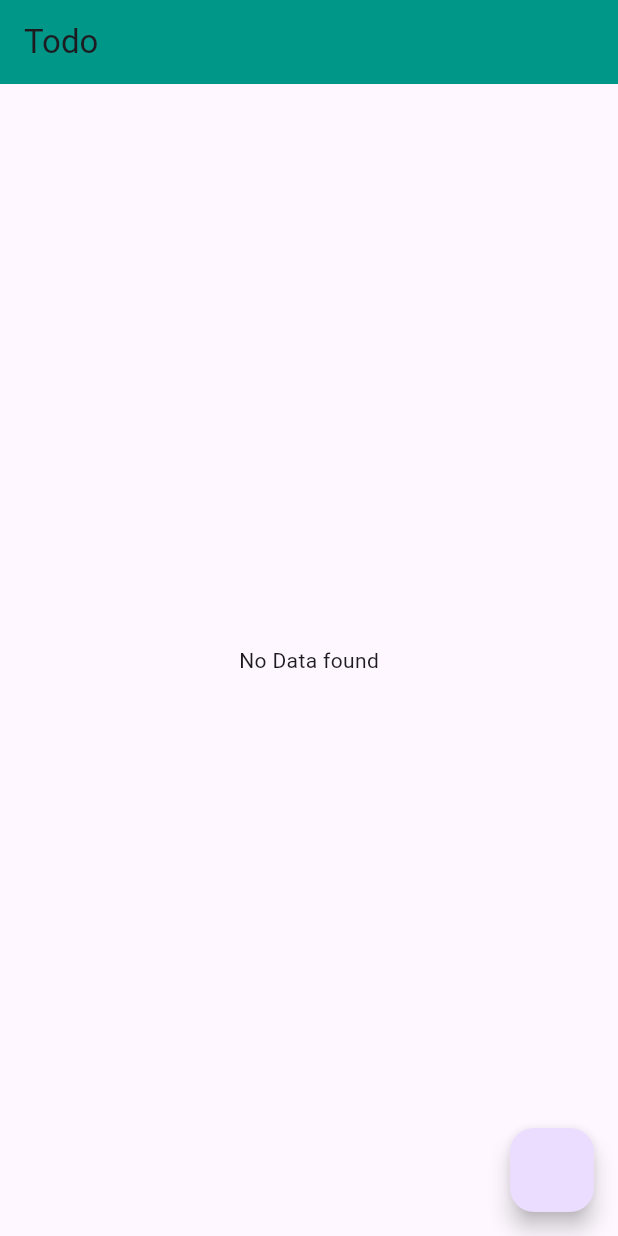
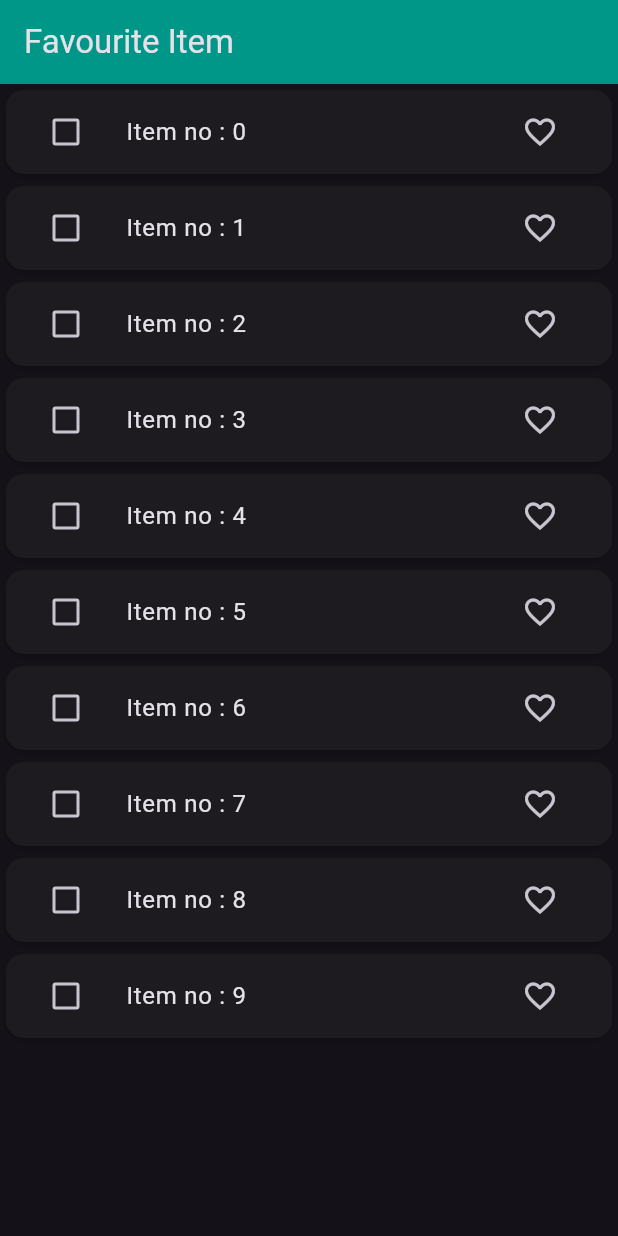
Before and after one commit to Rakibuzzamanakash/bloc_practice, a Flutter app: the screen it shows after launch, on a phone screen of 412 x 824 dp. Run offline on Flutter 3.47's test engine with Material 3 defaults, Android fonts, the phone set to English and light mode, and no system bars; our stand-ins replace bloc, equatable, flutter_bloc.

Commit message:
favourite list with bloc complete

```diff
--- /dev/null
+++ b/lib/bloc/favourite/favourite_bloc.dart
@@ -0,0 +1,67 @@
+import 'package:bloc/bloc.dart';
+import 'package:flutter_bloc_practice/bloc/favourite/favourite_events.dart';
+import 'package:flutter_bloc_practice/bloc/favourite/favourite_states.dart';
+
+import '../../model/favourite_item_model.dart';
+import '../../repository/favourite_repository.dart';
+
+class FavouriteBloc extends Bloc<FavouriteEvents,FavouriteItemState>{
+
+  List<FavouriteItemModel> favouriteList = [];
+  List<FavouriteItemModel> tempFavouriteList = [];
+
+  FavouriteRepository favouriteRepository;
+  FavouriteBloc(this.favouriteRepository) : super(const FavouriteItemState()){
+    on<FetchFavouriteList>(fetchList);
+    on<FavouriteItem>(_addFavouriteItem);
+    on<SelectItem>(_selectItem);
+    on<UnSelectItem>(_unSelectItem);
+    on<DeleteItem>(_deleteItem);
+
+  }
+
+  void fetchList(FetchFavouriteList event,Emitter<FavouriteItemState> emit) async{
+    favouriteList = await favouriteRepository.fetchItem();
+    emit(state.copyWith(favouriteItemList: List.from(favouriteList),listStatus: ListStatus.success));
+  }
+
+  void _addFavouriteItem(FavouriteItem event,Emitter<FavouriteItemState> emit) async{
+
+    final index = favouriteList.indexWhere((element) => element.id == event.item.id);
+
+    if(event.item.isFavourite){
+      if(tempFavouriteList.contains(favouriteList[index])){
+        tempFavouriteList.remove(favouriteList[index]);
+        tempFavouriteList.add(event.item);
+      }
+    }else{
+      if(tempFavouriteList.contains(favouriteList[index])){
+        tempFavouriteList.remove(favouriteList[index]);
+        tempFavouriteList.add(event.item);
+      }
+    }
+
+    favouriteList[index] = event.item;
+    emit(state.copyWith(favouriteItemList: List.from(favouriteList),tempFavouriteList: List.from(tempFavouriteList)));
+  }
+
+  void _selectItem(SelectItem event,Emitter<FavouriteItemState> emit) async{
+    tempFavouriteList.add(event.item);
+    emit(state.copyWith(tempFavouriteList: List.from(tempFavouriteList)));
+  }
+  void _unSelectItem(UnSelectItem event,Emitter<FavouriteItemState> emit) async{
+    tempFavouriteList.remove(event.item);
+    emit(state.copyWith(tempFavouriteList: List.from(tempFavouriteList)));
+  }
+  void _deleteItem(DeleteItem event,Emitter<FavouriteItemState> emit) async{
+    for(int i =0; i<tempFavouriteList.length;i++){
+      favouriteList.remove(tempFavouriteList[i]);
+    }
+    tempFavouriteList.clear();
+    emit(state.copyWith(
+      favouriteItemList: List.from(favouriteList),
+      tempFavouriteList: List.from(tempFavouriteList),
+    ));
+  }
+
+}
--- /dev/null
+++ b/lib/bloc/favourite/favourite_events.dart
@@ -0,0 +1,28 @@
+import 'package:equatable/equatable.dart';
+import 'package:flutter_bloc_practice/model/favourite_item_model.dart';
+
+abstract class FavouriteEvents extends Equatable{
+
+  const FavouriteEvents();
+
+  @override
+  List<Object?> get props => [];
+}
+
+class FetchFavouriteList extends FavouriteEvents{}
+
+class FavouriteItem extends FavouriteEvents{
+  final FavouriteItemModel item;
+  const FavouriteItem({required this.item});
+}
+
+class SelectItem extends FavouriteEvents{
+  final FavouriteItemModel item;
+  const SelectItem({required this.item});
+}
+
+class UnSelectItem extends FavouriteEvents{
+  final FavouriteItemModel item;
+  const UnSelectItem({required this.item});
+}
+class DeleteItem extends FavouriteEvents{}
--- /dev/null
+++ b/lib/bloc/favourite/favourite_states.dart
@@ -0,0 +1,30 @@
+import 'package:equatable/equatable.dart';
+
+import '../../model/favourite_item_model.dart';
+
+enum ListStatus { loading, success, failure }
+
+class FavouriteItemState extends Equatable {
+  final List<FavouriteItemModel> favouriteItemList;
+  final List<FavouriteItemModel> tempFavouriteList;
+
+  final ListStatus listStatus;
+
+  const FavouriteItemState(
+      {this.favouriteItemList = const [],
+      this.tempFavouriteList = const [],
+      this.listStatus = ListStatus.loading});
+
+  FavouriteItemState copyWith(
+      {List<FavouriteItemModel>? favouriteItemList,
+      List<FavouriteItemModel>? tempFavouriteList,
+      ListStatus? listStatus}) {
+    return FavouriteItemState(
+        favouriteItemList: favouriteItemList ?? this.favouriteItemList,
+        tempFavouriteList: tempFavouriteList ?? this.tempFavouriteList,
+        listStatus: listStatus ?? this.listStatus);
+  }
+
+  @override
+  List<Object?> get props => [favouriteItemList, tempFavouriteList, listStatus];
+}
--- a/lib/main.dart
+++ b/lib/main.dart
@@ -4,11 +4,15 @@ import 'package:flutter_bloc_practice/bloc/counter/counter_bloc.dart';
 import 'package:flutter_bloc_practice/bloc/image_picker/image_picker_bloc.dart';
 import 'package:flutter_bloc_practice/bloc/switch/switch_bloc.dart';
 import 'package:flutter_bloc_practice/bloc/todo/todo_bloc.dart';
+import 'package:flutter_bloc_practice/repository/favourite_repository.dart';
 import 'package:flutter_bloc_practice/ui/counter/counter_screen.dart';
+import 'package:flutter_bloc_practice/ui/favourit_app/favourit_screen.dart';
 import 'package:flutter_bloc_practice/ui/image_picker/image_picker_screen.dart';
 import 'package:flutter_bloc_practice/ui/switch_example/switch_example.dart';
 import 'package:flutter_bloc_practice/utils/image_picker_utils.dart';
 import 'package:flutter_bloc_practice/ui/todo/todo_screen.dart';
+
+import 'bloc/favourite/favourite_bloc.dart';
 
 
 void main() {
@@ -26,20 +30,22 @@ class MyApp extends StatelessWidget {
         BlocProvider(create: (context) => CounterBloc(),),
        // BlocProvider(create: (context) => ImagePickerBloc(ImagePickerUtils()),),
         BlocProvider(create: (context) => TodoBloc(),),
+        BlocProvider(create: (context) => FavouriteBloc(FavouriteRepository()),),
 
 
       ],
       child: MaterialApp(
         title: 'flutter_bloc_practice_practice',
         debugShowCheckedModeBanner: false,
+        themeMode: ThemeMode.dark,
         theme: ThemeData(
-          colorScheme: ColorScheme.fromSeed(seedColor: Colors.deepPurple),
+          brightness: Brightness.dark,
           useMaterial3: true,
           appBarTheme: const AppBarTheme(
             backgroundColor: Colors.teal
           )
         ),
-        home: const TodoScreen(),
+        home: const FavouriteScreen(),
       ),
     );
   }
--- /dev/null
+++ b/lib/model/favourite_item_model.dart
@@ -0,0 +1,29 @@
+import 'package:equatable/equatable.dart';
+
+class FavouriteItemModel extends Equatable{
+
+  const FavouriteItemModel({
+    required this.id,
+    required this.value,
+    this.isDeleting = false,
+    this.isFavourite = false,
+  });
+
+  final String id;
+  final String value;
+  final bool isDeleting;
+  final bool isFavourite;
+
+  FavouriteItemModel copyWith({String? id,String? value,bool? isDeleting,bool? isFavourite}){
+    return FavouriteItemModel(
+    id: id ?? this.id,
+    value: value ?? this.value,
+    isDeleting: isDeleting ?? this.isDeleting,
+    isFavourite: isFavourite ?? this.isFavourite
+);
+}
+
+  @override
+  List<Object?> get props => [id,value,isDeleting,isFavourite];
+
+}
--- /dev/null
+++ b/lib/repository/favourite_repository.dart
@@ -0,0 +1,15 @@
+import 'package:flutter_bloc_practice/model/favourite_item_model.dart';
+
+class FavouriteRepository{
+
+  Future<List<FavouriteItemModel>> fetchItem() async{
+    await Future.delayed(const Duration(seconds: 3));
+
+    return List.of(_generateList(10));
+  }
+
+  List<FavouriteItemModel> _generateList(int length){
+    return List.generate(length, (index) => FavouriteItemModel(id: index.toString(), value: "Item no : $index"));
+  }
+
+}
--- /dev/null
+++ b/lib/ui/favourit_app/favourit_screen.dart
@@ -0,0 +1,99 @@
+import 'package:flutter/material.dart';
+import 'package:flutter_bloc/flutter_bloc.dart';
+import 'package:flutter_bloc_practice/bloc/favourite/favourite_bloc.dart';
+import 'package:flutter_bloc_practice/bloc/favourite/favourite_events.dart';
+import 'package:flutter_bloc_practice/bloc/favourite/favourite_states.dart';
+import 'package:flutter_bloc_practice/model/favourite_item_model.dart';
+
+class FavouriteScreen extends StatefulWidget {
+  const FavouriteScreen({super.key});
+
+  @override
+  State<FavouriteScreen> createState() => _FavouriteScreenState();
+}
+
+class _FavouriteScreenState extends State<FavouriteScreen> {
+  @override
+  void initState() {
+    super.initState();
+    context.read<FavouriteBloc>().add(FetchFavouriteList());
+  }
+
+  @override
+  Widget build(BuildContext context) {
+    return Scaffold(
+      appBar: AppBar(
+        title: Text("Favourite Item"),
+        actions: [
+          BlocBuilder<FavouriteBloc, FavouriteItemState>(
+            builder: (context, state) {
+              return Visibility(
+                visible: state.tempFavouriteList.isNotEmpty?true:false,
+                child: IconButton(
+                    onPressed: () {
+                      context.read<FavouriteBloc>().add(DeleteItem());
+                    },
+                    icon: Icon(
+                      Icons.delete,
+                      color: Colors.red,
+                    )),
+              );
+            },
+          )
+        ],
+      ),
+      body: BlocBuilder<FavouriteBloc, FavouriteItemState>(
+          builder: (context, state) {
+        switch (state.listStatus) {
+          case ListStatus.loading:
+            return Center(
+              child: CircularProgressIndicator(),
+            );
+          case ListStatus.failure:
+            return Center(child: Text("Something went wrong"));
+          case ListStatus.success:
+            return ListView.builder(
+                itemCount: state.favouriteItemList.length,
+                itemBuilder: (context, index) {
+                  final item = state.favouriteItemList[index];
+                  return Card(
+                    child: ListTile(
+                      leading: Checkbox(
+                          value: state.tempFavouriteList.contains(item)
+                              ? true
+                              : false,
+                          onChanged: (value) {
+                            if (value!) {
+                              context
+                                  .read<FavouriteBloc>()
+                                  .add(SelectItem(item: item));
+                            } else {
+                              context
+                                  .read<FavouriteBloc>()
+                                  .add(UnSelectItem(item: item));
+                            }
+                          }),
+                      title: Text(item.value.toString()),
+                      trailing: IconButton(
+                          onPressed: () {
+                            FavouriteItemModel favouriteItemModel =
+                                FavouriteItemModel(
+                                    id: item.id,
+                                    value: item.value,
+                                    isFavourite:
+                                        item.isFavourite ? false : true);
+                            context
+                                .read<FavouriteBloc>()
+                                .add(FavouriteItem(item: favouriteItemModel));
+                          },
+                          icon: Icon(item.isFavourite
+                              ? Icons.favorite
+                              : Icons.favorite_border)),
+                    ),
+                  );
+                });
+        }
+      }),
+    );
+  }
+}
```
